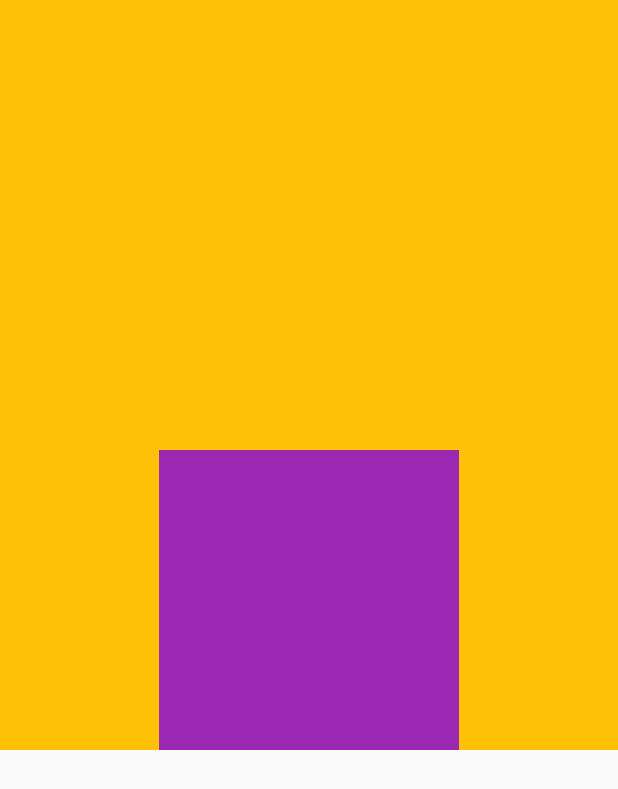
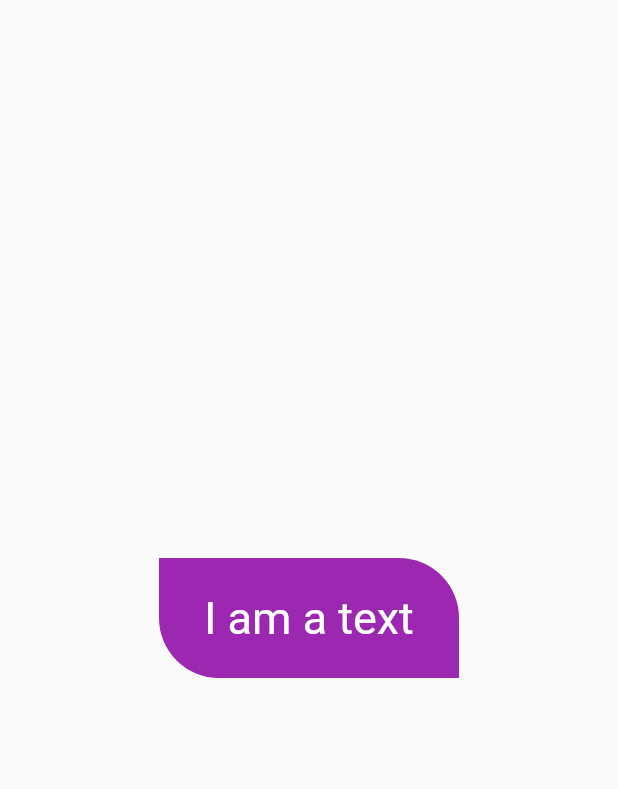
Before and after one commit to KiranJoshi-Flutter/flutter_concept_challenges, a Flutter app: the screen it shows after launch, on a phone screen of 412 x 824 dp. Shown: the top 789 px of the screen. Run offline on Flutter 3.47's test engine with Material 2 defaults, Android fonts, the phone set to English and light mode, and no system bars.

Commit message:
2_container

```diff
--- /dev/null
+++ b/lib/1_container.dart
@@ -0,0 +1,27 @@
+import 'package:flutter/material.dart';
+
+class OneContainer extends StatefulWidget {
+  const OneContainer({Key key}) : super(key: key);
+
+  @override
+  _OneContainerState createState() => _OneContainerState();
+}
+
+class _OneContainerState extends State<OneContainer> {
+  @override
+  Widget build(BuildContext context) {
+    return Scaffold(
+      body: Container(
+        height: 500.0,
+        width: double.infinity,
+        color: Colors.amber,
+        alignment: Alignment.bottomCenter,
+        child: Container(
+          height: 200.0,
+          width: 200.0,
+          color: Colors.purple,
+        ),
+      ),
+    );
+  }
+}
--- /dev/null
+++ b/lib/2_container.dart
@@ -0,0 +1,37 @@
+import 'package:flutter/material.dart';
+
+class TwoContainer extends StatefulWidget {
+  const TwoContainer({Key key}) : super(key: key);
+
+  @override
+  _TwoContainerState createState() => _TwoContainerState();
+}
+
+class _TwoContainerState extends State<TwoContainer> {
+  @override
+  Widget build(BuildContext context) {
+    return Scaffold(
+      body: Center(
+        child: Container(
+          height: 80.0,
+          width: 200.0,
+          decoration: BoxDecoration(
+            color: Colors.purple,
+            borderRadius: BorderRadius.only(
+              topRight: Radius.circular(40.0),
+              bottomLeft: Radius.circular(40.0),
+            ),
+          ),
+          alignment: Alignment.center,
+          child: Text(
+            'I am a text',
+            style: TextStyle(
+              color: Colors.white,
+              fontSize: 30.0,
+            ),
+          ),
+        ),
+      ),
+    );
+  }
+}
--- a/lib/main.dart
+++ b/lib/main.dart
@@ -1,4 +1,6 @@
 import 'package:flutter/material.dart';
+import 'package:flutter_concept_challenges/1_container.dart';
+import 'package:flutter_concept_challenges/2_container.dart';
 
 void main() {
   runApp(MyApp());
@@ -11,33 +13,7 @@ class MyApp extends StatelessWidget {
   Widget build(BuildContext context) {
     return MaterialApp(
       debugShowCheckedModeBanner: false,
-      home: MyHomePage(),
+      home: TwoContainer(),
     );
   }
 }
-
-class MyHomePage extends StatefulWidget {
-  const MyHomePage({Key key}) : super(key: key);
-
-  @override
-  _MyHomePageState createState() => _MyHomePageState();
-}
-
-class _MyHomePageState extends State<MyHomePage> {
-  @override
-  Widget build(BuildContext context) {
-    return Scaffold(
-      body: Container(
-        height: 500.0,
-        width: double.infinity,
-        color: Colors.amber,
-        alignment: Alignment.bottomCenter,
-        child: Container(
-          height: 200.0,
-          width: 200.0,
-          color: Colors.purple,
-        ),
-      ),
-    );
-  }
-}
```
